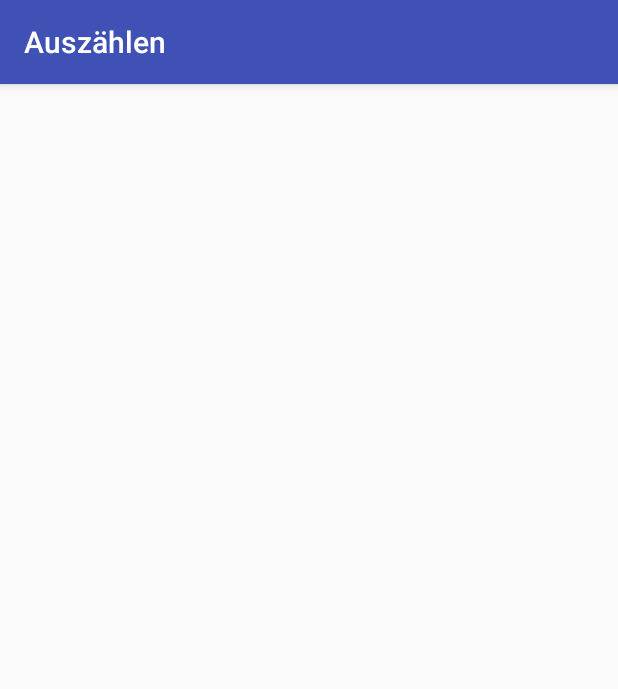
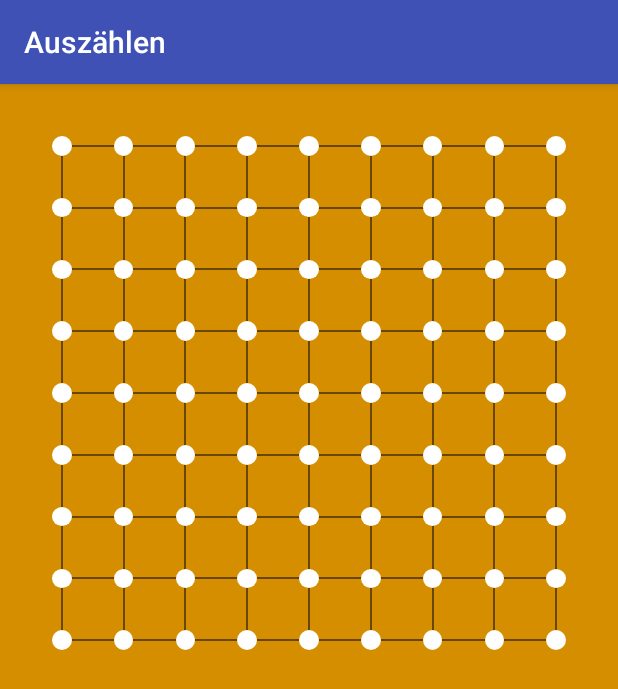
Before and after one commit to rillig/Phantom-Go-Android, an Android app: the CountingActivity screen opened directly, with no data from a screen before it, on a phone screen of 412 x 824 dp. Shown: the top 689 px of the screen. Run offline under Robolectric (Android 15) with nearby library versions, the phone set to English and light mode, and no system bars.

Commit message:
After both players pass, start the counting

```diff
--- a/app/src/main/java/de/roland_illig/android/phantomgo/CountingActivity.kt
+++ b/app/src/main/java/de/roland_illig/android/phantomgo/CountingActivity.kt
@@ -1,7 +1,10 @@
 package de.roland_illig.android.phantomgo
 
+import android.content.Context
+import android.content.Intent
 import android.os.Bundle
 import android.support.v7.app.AppCompatActivity
+import de.roland_illig.phantomgo.CountingBoardView
 
 class CountingActivity : AppCompatActivity() {
 
@@ -9,4 +12,16 @@ class CountingActivity : AppCompatActivity() {
         super.onCreate(savedInstanceState)
         setContentView(R.layout.activity_counting)
     }
+
+    override fun onResume() {
+        super.onResume()
+        findViewById<CountingBoardView>(R.id.countingBoard).configure(GameState.GLOBAL.refereeBoard)
+    }
+
+    companion object {
+        fun start(ctx: Context) {
+            val intent = Intent(ctx, CountingActivity::class.java)
+            ctx.startActivity(intent)
+        }
+    }
 }
--- a/app/src/main/java/de/roland_illig/android/phantomgo/PlayerActivity.kt
+++ b/app/src/main/java/de/roland_illig/android/phantomgo/PlayerActivity.kt
@@ -30,7 +30,11 @@ class PlayerActivity : AppCompatActivity() {
 
     fun onHandOverClick(view: View) {
         val refereeResults = findViewById<PlayerBoardView>(R.id.playerBoardView).refereeResults
-        HandOverActivity.start(this, player.other(), refereeResults)
+        if (GameState.GLOBAL.refereeBoard.isGameOver) {
+            CountingActivity.start(this)
+        } else {
+            HandOverActivity.start(this, player.other(), refereeResults)
+        }
         finish()
     }
 
--- a/app/src/main/res/layout/activity_counting.xml
+++ b/app/src/main/res/layout/activity_counting.xml
@@ -5,4 +5,9 @@
     android:layout_height="match_parent"
     tools:context="de.roland_illig.android.phantomgo.CountingActivity">
 
+    <de.roland_illig.phantomgo.CountingBoardView
+        android:id="@+id/countingBoard"
+        android:layout_width="match_parent"
+        android:layout_height="match_parent"/>
+
 </android.support.constraint.ConstraintLayout>
```
